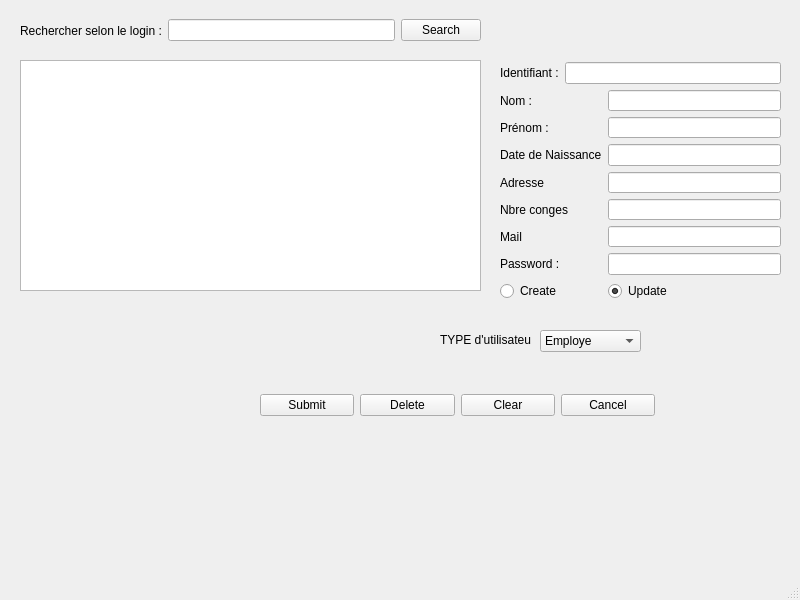
This is adminui.ui in ElHadjiOumar/GestionConge as Qt 5 draws it before an edit. The edited form follows.
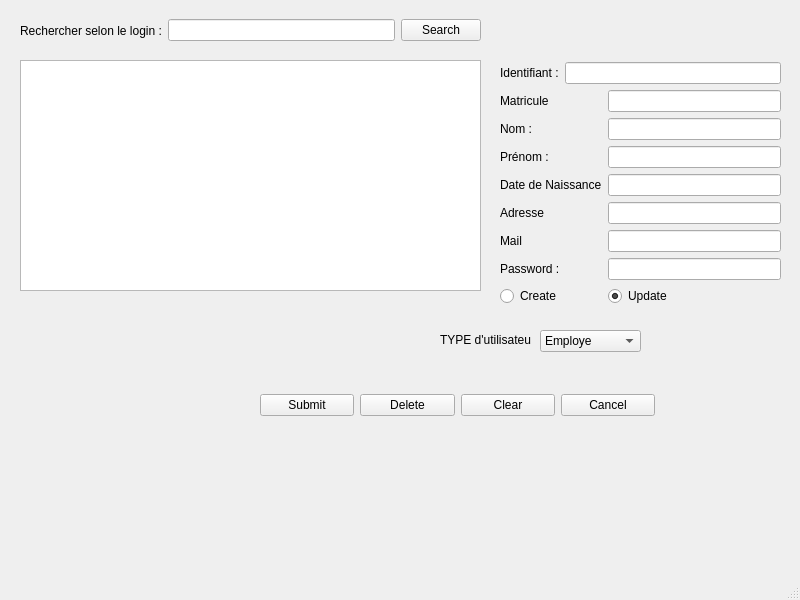
This is the edited form.

What changed in the file:
```diff
--- a/adminui.ui
+++ b/adminui.ui
@@ -123,25 +123,31 @@
       <x>500</x>
       <y>90</y>
       <width>281</width>
-      <height>211</height>
+      <height>234</height>
      </rect>
     </property>
     <layout class="QFormLayout" name="formLayout">
-     <item row="6" column="0">
-      <widget class="QLabel" name="labelPassword">
+     <item row="0" column="0">
+      <widget class="QLabel" name="labelConge">
        <property name="text">
-        <string>Password :</string>
+        <string>Matricule</string>
        </property>
       </widget>
      </item>
-     <item row="6" column="1">
-      <widget class="QLineEdit" name="lineEditPassword">
-       <property name="echoMode">
-        <enum>QLineEdit::Password</enum>
+     <item row="0" column="1">
+      <widget class="QLineEdit" name="lineEditMatricule"/>
+     </item>
+     <item row="1" column="0">
+      <widget class="QLabel" name="labelNom">
+       <property name="text">
+        <string>Nom :</string>
        </property>
       </widget>
      </item>
-     <item row="7" column="0">
+     <item row="1" column="1">
+      <widget class="QLineEdit" name="lineEditNom"/>
+     </item>
+     <item row="9" column="0">
       <widget class="QRadioButton" name="radioButtonCreate">
        <property name="text">
         <string>Create</string>
@@ -151,7 +157,7 @@
        </property>
       </widget>
      </item>
-     <item row="7" column="1">
+     <item row="9" column="1">
       <widget class="QRadioButton" name="radioButtonUpdate">
        <property name="text">
         <string>Update</string>
@@ -161,65 +167,59 @@
        </property>
       </widget>
      </item>
-     <item row="0" column="0">
-      <widget class="QLabel" name="labelNom">
-       <property name="text">
-        <string>Nom :</string>
-       </property>
-      </widget>
-     </item>
-     <item row="0" column="1">
-      <widget class="QLineEdit" name="lineEditNom"/>
-     </item>
-     <item row="1" column="0">
-      <widget class="QLabel" name="labelPrenom">
-       <property name="text">
-        <string>Prénom :</string>
-       </property>
-      </widget>
-     </item>
-     <item row="1" column="1">
+     <item row="2" column="1">
       <widget class="QLineEdit" name="lineEditPrenom"/>
      </item>
-     <item row="5" column="0">
-      <widget class="QLabel" name="labelLogin">
-       <property name="text">
-        <string>Mail</string>
-       </property>
-      </widget>
-     </item>
-     <item row="5" column="1">
-      <widget class="QLineEdit" name="lineEditLogin"/>
-     </item>
      <item row="2" column="0">
+      <widget class="QLabel" name="labelPrenom">
+       <property name="text">
+        <string>Prénom :</string>
+       </property>
+      </widget>
+     </item>
+     <item row="3" column="0">
       <widget class="QLabel" name="labelDate">
        <property name="text">
         <string>Date de Naissance</string>
        </property>
       </widget>
      </item>
-     <item row="3" column="0">
+     <item row="3" column="1">
+      <widget class="QLineEdit" name="lineEditDate"/>
+     </item>
+     <item row="4" column="0">
       <widget class="QLabel" name="labelAdresse">
        <property name="text">
         <string>Adresse</string>
        </property>
       </widget>
      </item>
-     <item row="4" column="0">
-      <widget class="QLabel" name="labelConge">
+     <item row="5" column="0">
+      <widget class="QLabel" name="labelLogin">
        <property name="text">
-        <string>Nbre conges</string>
+        <string>Mail</string>
        </property>
       </widget>
      </item>
-     <item row="2" column="1">
-      <widget class="QLineEdit" name="lineEditDate"/>
-     </item>
-     <item row="3" column="1">
-      <widget class="QLineEdit" name="lineEditAdresse"/>
+     <item row="6" column="0">
+      <widget class="QLabel" name="labelPassword">
+       <property name="text">
+        <string>Password :</string>
+       </property>
+      </widget>
      </item>
      <item row="4" column="1">
-      <widget class="QLineEdit" name="lineEditConges"/>
+      <widget class="QLineEdit" name="lineEditAdresse"/>
+     </item>
+     <item row="5" column="1">
+      <widget class="QLineEdit" name="lineEditLogin"/>
+     </item>
+     <item row="6" column="1">
+      <widget class="QLineEdit" name="lineEditPassword">
+       <property name="echoMode">
+        <enum>QLineEdit::Password</enum>
+       </property>
+      </widget>
      </item>
     </layout>
    </widget>
```
